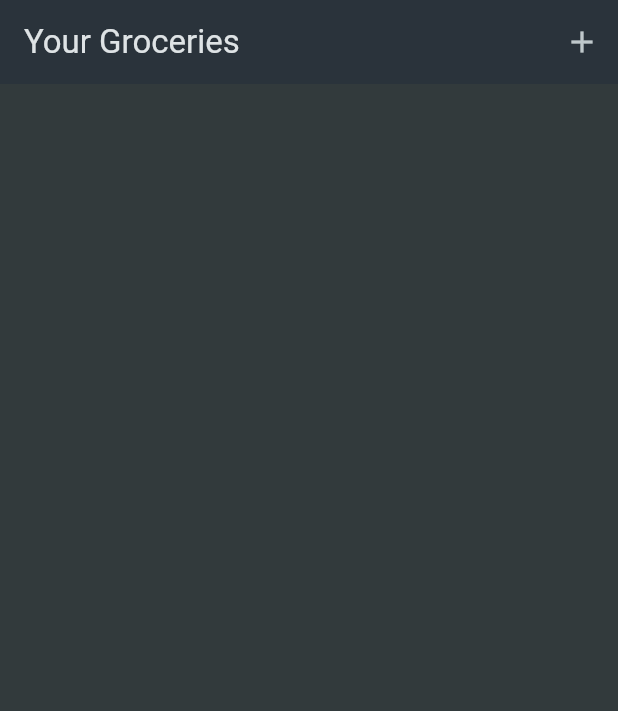
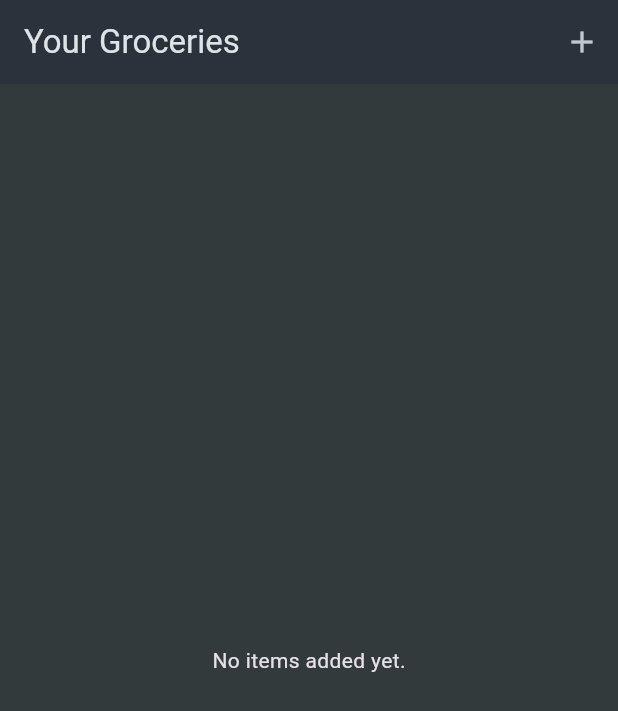
Before and after one commit to anish77/shopping_list, a Flutter app: the screen it shows after launch, on a phone screen of 412 x 824 dp. Shown: the top 711 px of the screen. Run offline on Flutter 3.47's test engine with Material 3 defaults, Android fonts, the phone set to English and light mode, and no system bars.

Commit message:
add a content to the list view if is empty or not

```diff
--- a/lib/widgets/grocery_list.dart
+++ b/lib/widgets/grocery_list.dart
@@ -29,17 +29,12 @@ class _GroceryListState extends State<GroceryList> {
 
   @override
   Widget build(BuildContext context) {
-    return Scaffold(
-      appBar: AppBar(
-        title: const Text('Your Groceries'),
-        actions: [
-          IconButton(
-            onPressed: _addIdem,
-            icon: const Icon(Icons.add),
-          ),
-        ],
-      ),
-      body: ListView.builder(
+    Widget content = const Center(
+      child: Text('No items added yet.'),
+    );
+
+    if (_groceryItems.isNotEmpty) {
+      content = ListView.builder(
         itemCount: _groceryItems.length,
         itemBuilder: (ctx, index) => ListTile(
           title: Text(_groceryItems[index].name),
@@ -52,7 +47,20 @@ class _GroceryListState extends State<GroceryList> {
             _groceryItems[index].quantity.toString(),
           ),
         ),
+      );
+    }
+
+    return Scaffold(
+      appBar: AppBar(
+        title: const Text('Your Groceries'),
+        actions: [
+          IconButton(
+            onPressed: _addIdem,
+            icon: const Icon(Icons.add),
+          ),
+        ],
       ),
+      body: content,
     );
   }
 }
```
